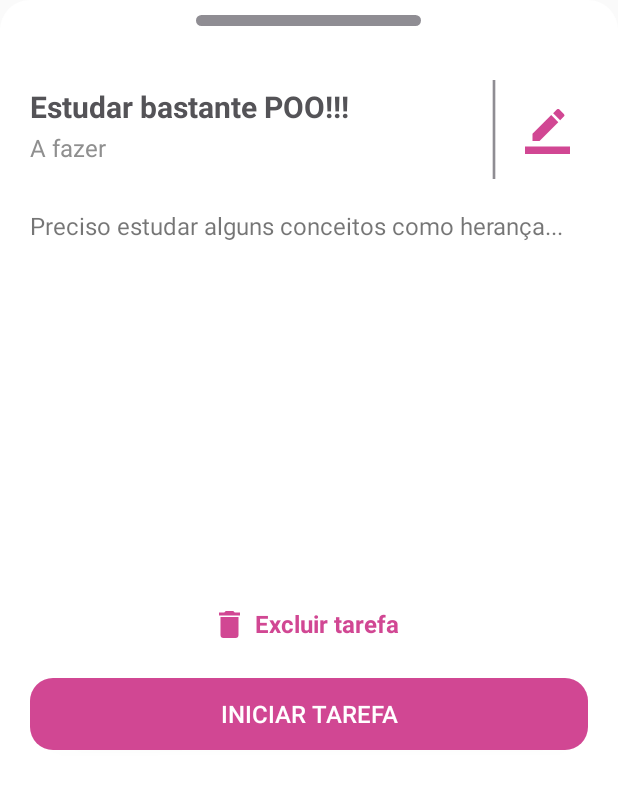
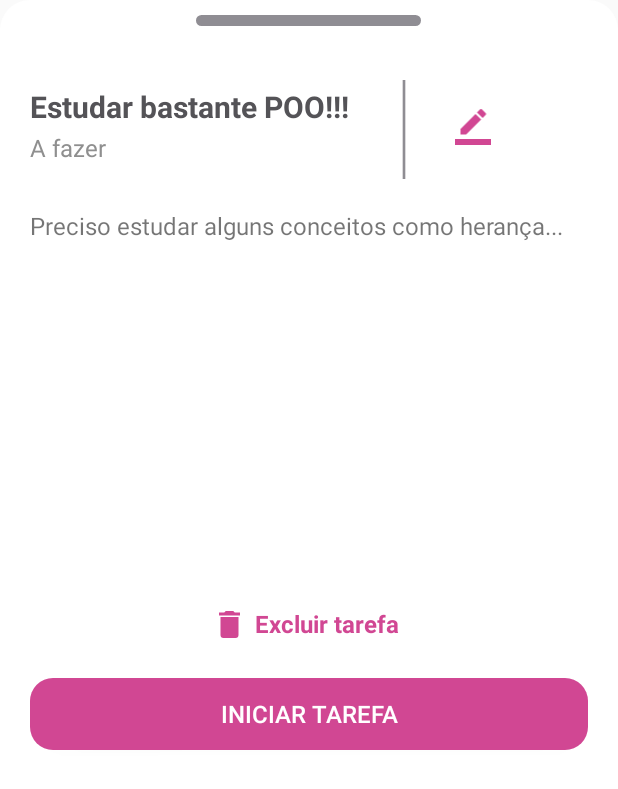
Before and after one commit to Jessyzap/AppMinhasTarefas, an Android app: the layout bottom_sheet_visualizar_tarefa.xml on its own in the app's theme, with its tools: preview values and no code run, on a phone screen of 412 x 824 dp. Shown: the top 789 px of the screen. Run offline under Robolectric (Android 15) with nearby library versions, the phone set to English and light mode, and no system bars.

```diff
--- a/app/src/main/java/com/ctt/minhastarefas/PrincipalActivity.kt
+++ b/app/src/main/java/com/ctt/minhastarefas/PrincipalActivity.kt
@@ -10,9 +10,9 @@ import com.google.android.material.button.MaterialButton
 import com.google.android.material.tabs.TabLayout
 import kotlinx.android.synthetic.main.fragment_fazer.*
 
-//CriarTarefaBottomSheet.FragmentListener
 
 class PrincipalActivity : AppCompatActivity() {
+
     override fun onCreate(savedInstanceState: Bundle?) {
         supportActionBar?.hide()
         super.onCreate(savedInstanceState)
--- a/app/src/main/res/layout/bottom_sheet_visualizar_tarefa.xml
+++ b/app/src/main/res/layout/bottom_sheet_visualizar_tarefa.xml
@@ -20,19 +20,20 @@
             android:orientation="horizontal">
 
         <ImageView
+
                 android:maxHeight="20dp"
                 android:maxWidth="20dp"
                 android:layout_width="30dp"
-                android:layout_height="30dp"
+                android:layout_height="wrap_content"
                 android:layout_marginTop="55dp"
-                android:layout_marginStart="330dp"
+                android:layout_marginStart="280dp"
                 android:src="@drawable/ic_editar"/>
 
         <ImageView
                 android:layout_width="28dp"
                 android:layout_height="66dp"
                 android:layout_marginTop="36dp"
-                android:layout_marginStart="295dp"
+                android:layout_marginStart="235dp"
                 android:src="@drawable/ic_linha_vertical"/>
 
         <TextView
```
Also changed, not shown: app/src/main/java/com/ctt/minhastarefas/adapterListas/TarefasFazerAdapter.kt (+25 -14 lines), app/src/main/java/com/ctt/minhastarefas/bottomSheets/VisualizarTarefaBottomSheet.kt (added, +11 -0 lines).
